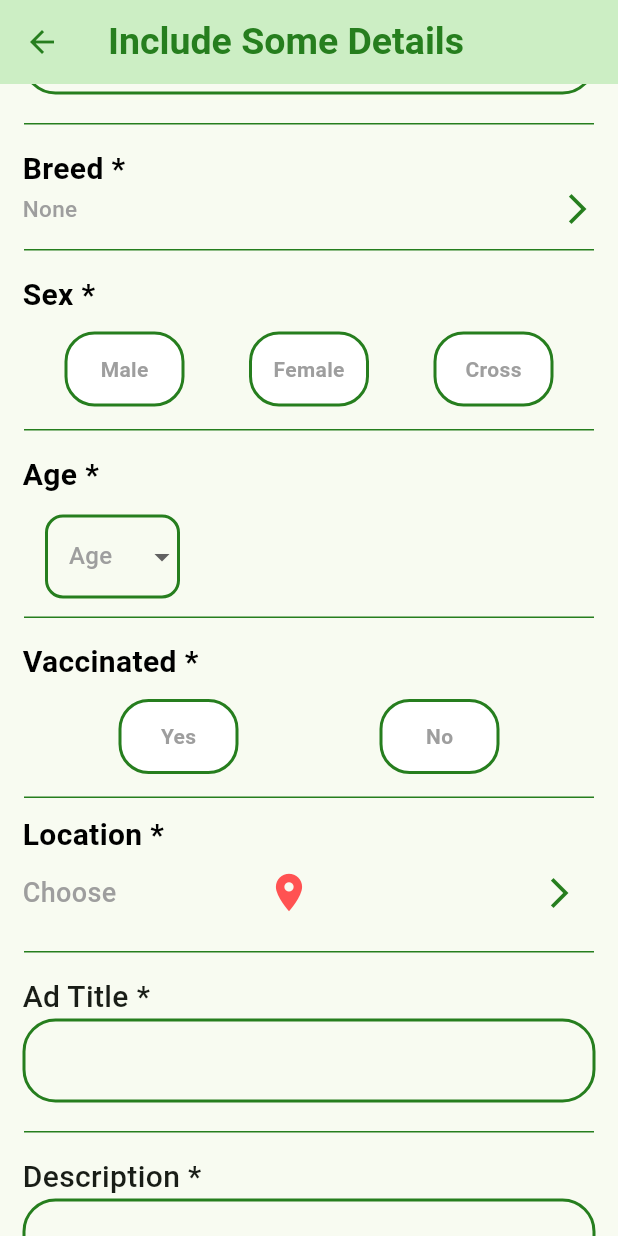
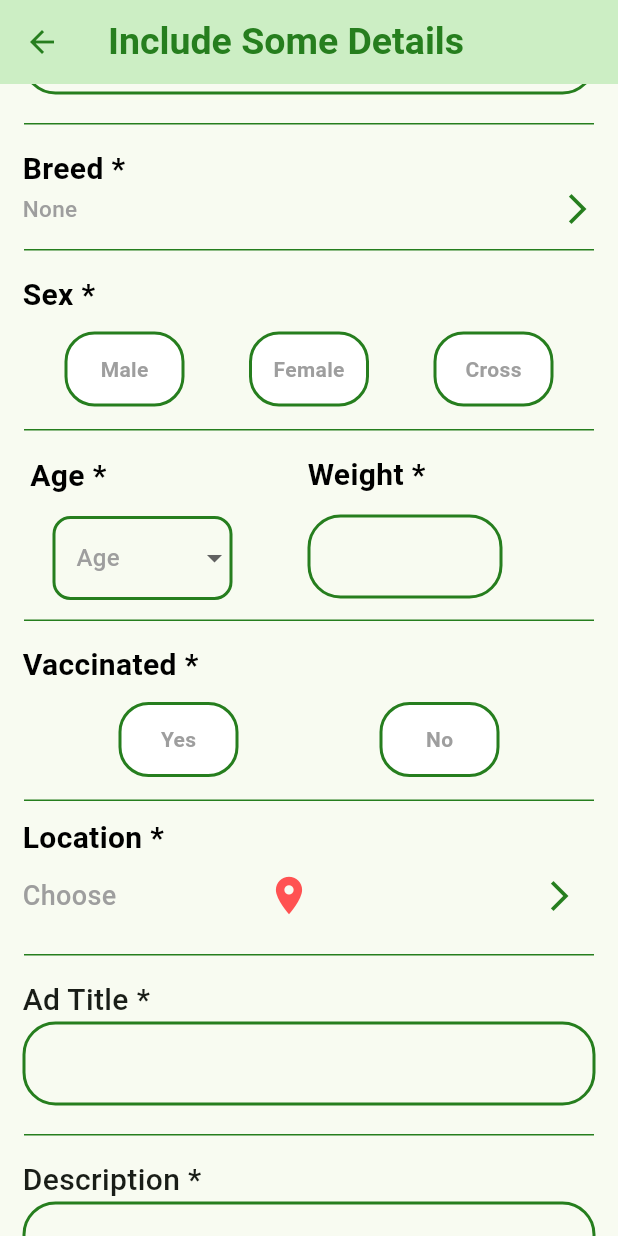
Before and after one commit to mustafalada36/pet_app, a Flutter app: the screen it shows after launch, scrolled down 576 dp, on a phone screen of 412 x 824 dp. Run offline on Flutter 3.47's test engine with Material 3 defaults, Android fonts, the phone set to English and light mode, and no system bars; our stand-ins replace cloud_firestore, curved_navigation_bar, firebase_auth, firebase_core, geolocator, google_fonts and 1 more; accounts and stored records are empty.

Commit message:
post is working good

```diff
--- a/lib/Screens/adDetails.dart
+++ b/lib/Screens/adDetails.dart
@@ -18,8 +18,8 @@ class adDetails extends StatefulWidget {
 class _adDetailsState extends State<adDetails> {
   final _formKey = GlobalKey<FormState>(); // Key for the form
   String selectedBreed = "None";
-  String selectedGender = "";
-  String selectedVaccine = "";
+  String selectedGender = "NA";
+  String selectedVaccine = "NA";
   String selectedCategory = "Animals";
   String selectedAge = "NA";
 
@@ -40,6 +40,7 @@ class _adDetailsState extends State<adDetails> {
   TextEditingController priceController = TextEditingController();
   TextEditingController titleController = TextEditingController();
   TextEditingController descController = TextEditingController();
+  TextEditingController weightController = TextEditingController();
 
   @override
   Widget build(BuildContext context) {
@@ -250,7 +251,9 @@ class _adDetailsState extends State<adDetails> {
                 Padding(
                   padding: const EdgeInsets.symmetric(horizontal: 15),
                   child: customTextField(
+                    isRequired: true,
                     controller: priceController,
+                    textInputType: TextInputType.number,
                     width: double.infinity,
                     height: 60,
                   ),
@@ -416,13 +419,22 @@ class _adDetailsState extends State<adDetails> {
                 const SizedBox(height: 15),
                 const lineWidget(),
                 const SizedBox(height: 15),
+
+                Row(
+                  children: [
+                    Padding(
+                      padding: const EdgeInsets.symmetric(horizontal: 5),
+                      child: Column(
+                        crossAxisAlignment: CrossAxisAlignment.start,
+                        children: [
                           textHeading(text: "Age *"),
                           const SizedBox(height: 10),
                           Container(
                               alignment: Alignment.centerLeft,
-                    padding: const EdgeInsets.symmetric(horizontal: 15),
+                              padding:
+                                  const EdgeInsets.symmetric(horizontal: 15),
                               child: customDropDownButton(
-                      width: 120,
+                                width: 150,
                                 height: 60,
                                 hintText: "Age",
                                 dropdownItems: const [
@@ -445,6 +457,28 @@ class _adDetailsState extends State<adDetails> {
                                   });
                                 },
                               )),
+                        ],
+                      ),
+                    ),
+                    Column(
+                      crossAxisAlignment: CrossAxisAlignment.start,
+                      children: [
+                        textHeading(text: "Weight *"),
+                        const SizedBox(height: 12),
+                        Padding(
+                          padding: const EdgeInsets.symmetric(horizontal: 15),
+                          child: customTextField(
+                            controller: weightController,
+                            textInputType: TextInputType.number,
+                            width: 130,
+                            height: 60,
+                            isRequired: true,
+                          ),
+                        ),
+                      ],
+                    )
+                  ], //\\\\\\\\\\\\\\\\\\\\\\\\\\\\\\\\\\\\\\\\\\\\\\\\\
+                ),
                 const SizedBox(height: 10),
 
                 const lineWidget(),
@@ -606,6 +640,7 @@ class _adDetailsState extends State<adDetails> {
                 Padding(
                   padding: const EdgeInsets.symmetric(horizontal: 15),
                   child: customTextField(
+                    isRequired: true,
                     controller: titleController,
                     width: double.infinity,
                     height: 60,
@@ -626,6 +661,7 @@ class _adDetailsState extends State<adDetails> {
                     controller: descController,
                     width: double.infinity,
                     height: 60,
+                    isRequired: true,
                   ),
                 ),
                 const SizedBox(height: 15),
@@ -639,14 +675,14 @@ class _adDetailsState extends State<adDetails> {
                     onPressed: () {
                       if (_formKey.currentState?.validate() ?? false) {
                         // Form is valid, proceed
-                        // Convert price to double
-                        double? price = double.tryParse(priceController.text);
+
                         final category = selectedCategory;
                         final name = nameController.text;
-                        //  final price = priceController.text;
+                        final price = priceController.text;
                         final breed = selectedBreed;
                         final sex = selectedGender;
                         final age = selectedAge;
+                        final weight = weightController.text;
                         final vaccine = selectedVaccine;
                         final location = cityName;
                         final title = titleController.text;
@@ -658,10 +694,11 @@ class _adDetailsState extends State<adDetails> {
                               builder: (context) => buyScreen(
                                     category: category,
                                     name: name,
-                                    price: price ?? 0.0,
+                                    price: price,
                                     breed: breed,
                                     sex: sex,
                                     age: age,
+                                    weight: weight,
                                     vaccine: vaccine,
                                     location: location,
                                     title: title,
```
Lines whose indentation alone changed are shown as unchanged.
